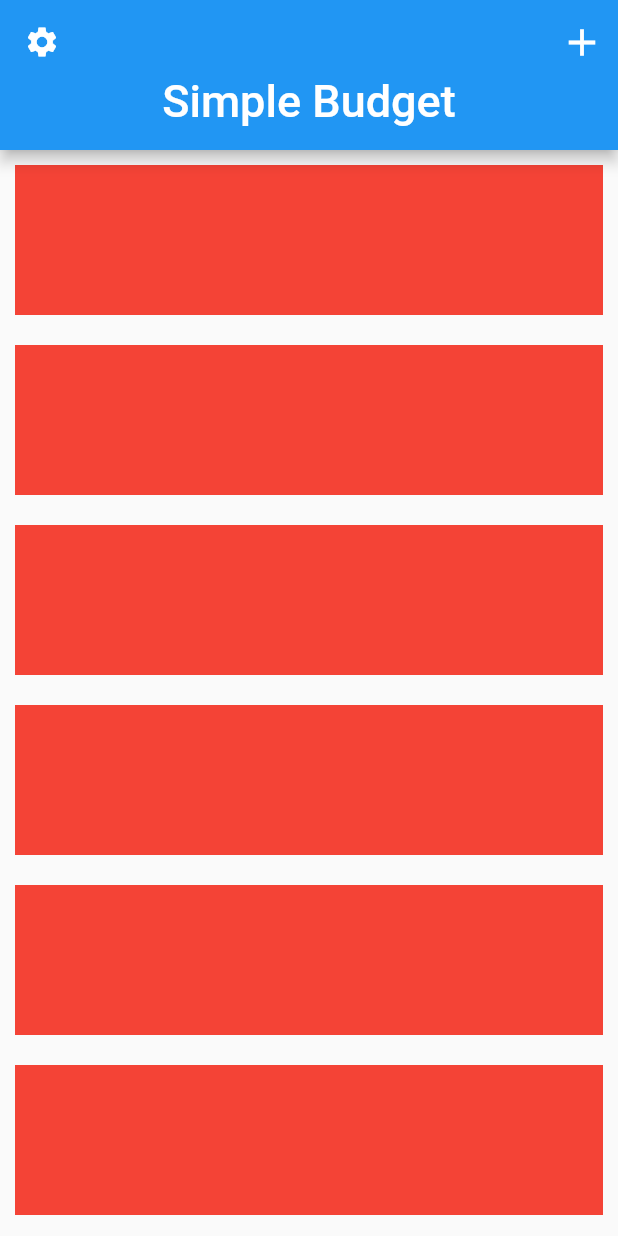
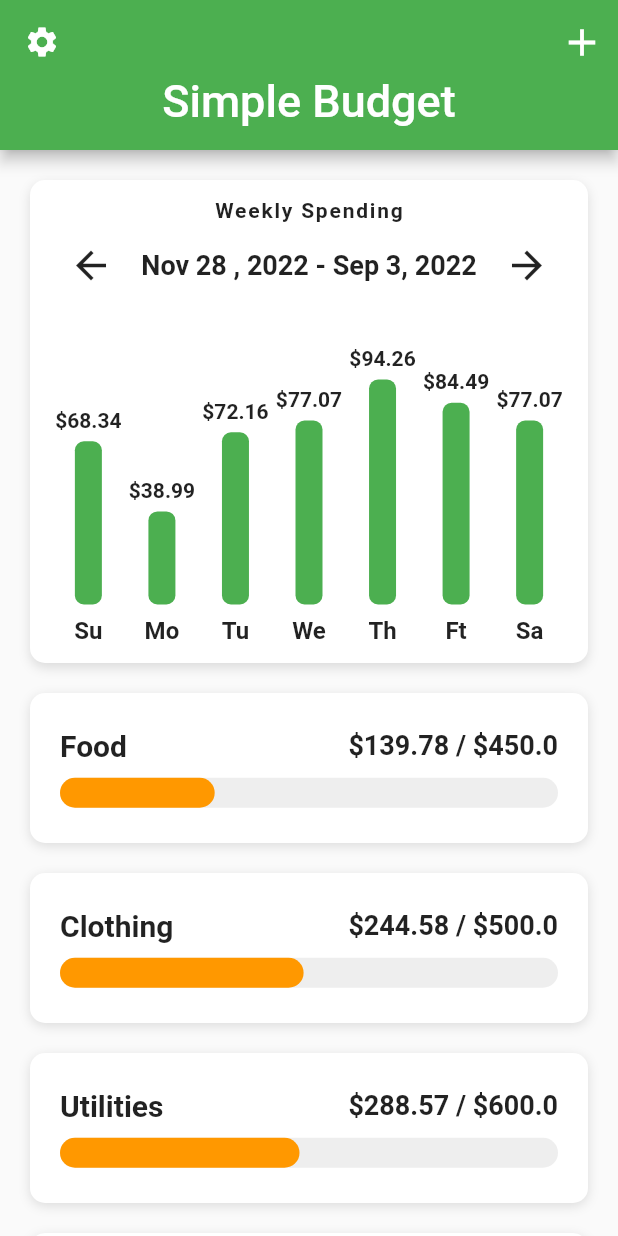
Before and after one commit to alirezaproject/flutter-budget-ui, a Flutter app: the screen it shows after launch, on a phone screen of 412 x 824 dp. Run offline on Flutter 3.47's test engine with Material 2 defaults, Android fonts, the phone set to English and light mode, and no system bars.

Commit message:
feat : complete Main Page

```diff
--- /dev/null
+++ b/lib/helpers/color_helper.dart
@@ -0,0 +1,10 @@
+import 'package:flutter/material.dart';
+
+Color getColor(BuildContext context, double percent) {
+  if (percent >= 0.50) {
+    return Theme.of(context).colorScheme.primary;
+  } else if (percent >= 0.25) {
+    return Colors.orange;
+  }
+  return Colors.red;
+}
--- a/lib/main.dart
+++ b/lib/main.dart
@@ -15,6 +15,9 @@ class MyApp extends StatelessWidget {
       debugShowCheckedModeBanner: false,
       title: 'Flutter Budget UI',
       theme: ThemeData(
+        colorScheme: const ColorScheme.light(
+          primary: Colors.green,
+        ),
         primaryColor: Colors.green,
       ),
       home: const HomeScreen(),
--- a/lib/screens/home_screen.dart
+++ b/lib/screens/home_screen.dart
@@ -1,3 +1,7 @@
+import 'package:budget_ui/data/data.dart';
+import 'package:budget_ui/helpers/color_helper.dart';
+import 'package:budget_ui/models/category_model.dart';
+import 'package:budget_ui/widgets/bar_chart.dart';
 import 'package:flutter/material.dart';
 
 class HomeScreen extends StatefulWidget {
@@ -8,6 +12,72 @@ class HomeScreen extends StatefulWidget {
 }
 
 class _HomeScreenState extends State<HomeScreen> {
+  _buildCategory(Category category, double totalAmountSpent) {
+    return Container(
+      padding: const EdgeInsets.all(20),
+      margin: const EdgeInsets.symmetric(horizontal: 20, vertical: 10),
+      height: 100,
+      width: double.infinity,
+      decoration: BoxDecoration(
+          borderRadius: BorderRadius.circular(10),
+          color: Colors.white,
+          boxShadow: const [
+            BoxShadow(
+                color: Colors.black12, offset: Offset(0, 2), blurRadius: 6)
+          ]),
+      child: Column(mainAxisAlignment: MainAxisAlignment.center, children: [
+        Row(
+          mainAxisAlignment: MainAxisAlignment.spaceBetween,
+          children: [
+            Text(
+              category.name,
+              style: const TextStyle(fontSize: 20, fontWeight: FontWeight.w600),
+            ),
+            Text(
+              "\$${(category.maxAmount - totalAmountSpent).toStringAsFixed(2)} / \$${category.maxAmount}",
+              style: const TextStyle(fontSize: 18, fontWeight: FontWeight.w600),
+            ),
+          ],
+        ),
+        const SizedBox(
+          height: 10,
+        ),
+        LayoutBuilder(
+          builder: (context, constraints) {
+            final double maxBarWidth = constraints.maxWidth;
+            final double percent =
+                (category.maxAmount - totalAmountSpent) / category.maxAmount;
+            double barWidth = percent * maxBarWidth;
+
+            if (barWidth < 0) {
+              barWidth = 0;
+            }
+
+            return Stack(
+              children: [
+                Container(
+                  height: 20,
+                  decoration: BoxDecoration(
+                    color: Colors.grey[200],
+                    borderRadius: BorderRadius.circular(15),
+                  ),
+                ),
+                Container(
+                  height: 20,
+                  width: barWidth,
+                  decoration: BoxDecoration(
+                    color: getColor(context, percent),
+                    borderRadius: BorderRadius.circular(15),
+                  ),
+                ),
+              ],
+            );
+          },
+        ),
+      ]),
+    );
+  }
+
   @override
   Widget build(BuildContext context) {
     return Scaffold(
@@ -36,13 +106,32 @@ class _HomeScreenState extends State<HomeScreen> {
             centerTitle: true,
           ),
           SliverList(
-              delegate: SliverChildBuilderDelegate((context, index) {
-            return Container(
-              height: 100,
-              margin: const EdgeInsets.all(10),
-              color: Colors.red,
-            );
-          }, childCount: 10))
+            delegate: SliverChildBuilderDelegate((context, index) {
+              if (index == 0) {
+                return Container(
+                  margin: const EdgeInsets.fromLTRB(20, 20, 20, 10),
+                  decoration: BoxDecoration(
+                      color: Colors.white,
+                      boxShadow: const [
+                        BoxShadow(
+                            color: Colors.black12,
+                            offset: Offset(0, 3),
+                            blurRadius: 6.0),
+                      ],
+                      borderRadius: BorderRadius.circular(10.0)),
+                  child: BarChart(expenses: weeklySpending),
+                );
+              } else {
+                final Category category = categories[index - 1];
+                double totalAmountSpent = 0;
+                for (var expense in category.expenses) {
+                  totalAmountSpent += expense.cost;
+                }
+
+                return _buildCategory(category, totalAmountSpent);
+              }
+            }, childCount: 1 + categories.length),
+          )
         ],
       ),
     );
--- /dev/null
+++ b/lib/widgets/bar_chart.dart
@@ -0,0 +1,132 @@
+import 'package:flutter/material.dart';
+
+class BarChart extends StatelessWidget {
+  final List<double> expenses;
+
+  const BarChart({super.key, required this.expenses});
+
+  @override
+  Widget build(BuildContext context) {
+    double mostExpensive = 0;
+    for (var price in expenses) {
+      if (price > mostExpensive) {
+        mostExpensive = price;
+      }
+    }
+    return Padding(
+      padding: const EdgeInsets.all(12),
+      child: Column(
+        children: [
+          const Text(
+            'Weekly Spending',
+            style: TextStyle(fontWeight: FontWeight.bold, letterSpacing: 1.2),
+          ),
+          const SizedBox(
+            height: 5,
+          ),
+          Row(
+            mainAxisAlignment: MainAxisAlignment.spaceAround,
+            children: [
+              IconButton(
+                onPressed: () {},
+                icon: const Icon(Icons.arrow_back),
+                iconSize: 30,
+              ),
+              const Text(
+                'Nov 28 , 2022 - Sep 3, 2022',
+                style: TextStyle(fontSize: 18, fontWeight: FontWeight.w600),
+              ),
+              IconButton(
+                onPressed: () {},
+                icon: const Icon(Icons.arrow_forward),
+                iconSize: 30,
+              )
+            ],
+          ),
+          const SizedBox(
+            height: 30,
+          ),
+          Row(
+            mainAxisAlignment: MainAxisAlignment.spaceEvenly,
+            crossAxisAlignment: CrossAxisAlignment.end,
+            children: [
+              Bar(
+                  label: "Su",
+                  amountSpent: expenses[0],
+                  mostExpensive: mostExpensive),
+              Bar(
+                  label: "Mo",
+                  amountSpent: expenses[1],
+                  mostExpensive: mostExpensive),
+              Bar(
+                  label: "Tu",
+                  amountSpent: expenses[2],
+                  mostExpensive: mostExpensive),
+              Bar(
+                  label: "We",
+                  amountSpent: expenses[3],
+                  mostExpensive: mostExpensive),
+              Bar(
+                  label: "Th",
+                  amountSpent: expenses[4],
+                  mostExpensive: mostExpensive),
+              Bar(
+                  label: "Ft",
+                  amountSpent: expenses[5],
+                  mostExpensive: mostExpensive),
+              Bar(
+                  label: "Sa",
+                  amountSpent: expenses[6],
+                  mostExpensive: mostExpensive),
+            ],
+          ),
+        ],
+      ),
+    );
+  }
+}
+
+class Bar extends StatelessWidget {
+  final String label;
+  final double amountSpent;
+  final double mostExpensive;
+
+  final double _maxBarHeight = 150;
+
+  const Bar(
+      {super.key,
+      required this.label,
+      required this.amountSpent,
+      required this.mostExpensive});
+
+  @override
+  Widget build(BuildContext context) {
+    final barHeight = amountSpent / mostExpensive * _maxBarHeight;
+    return Column(
+      children: [
+        Text(
+          '\$${amountSpent.toStringAsFixed(2)}',
+          style: const TextStyle(fontWeight: FontWeight.w600),
+        ),
+        const SizedBox(
+          height: 6,
+        ),
+        Container(
+          height: barHeight,
+          width: 18,
+          decoration: BoxDecoration(
+            color: Theme.of(context).colorScheme.primary,
+            borderRadius: BorderRadius.circular(6),
+          ),
+        ),
+        const SizedBox(
+          height: 8,
+        ),
+        Text(
+          label,
+          style: const TextStyle(fontSize: 16, fontWeight: FontWeight.w600),
+        )
+      ],
+    );
+  }
+}
```
